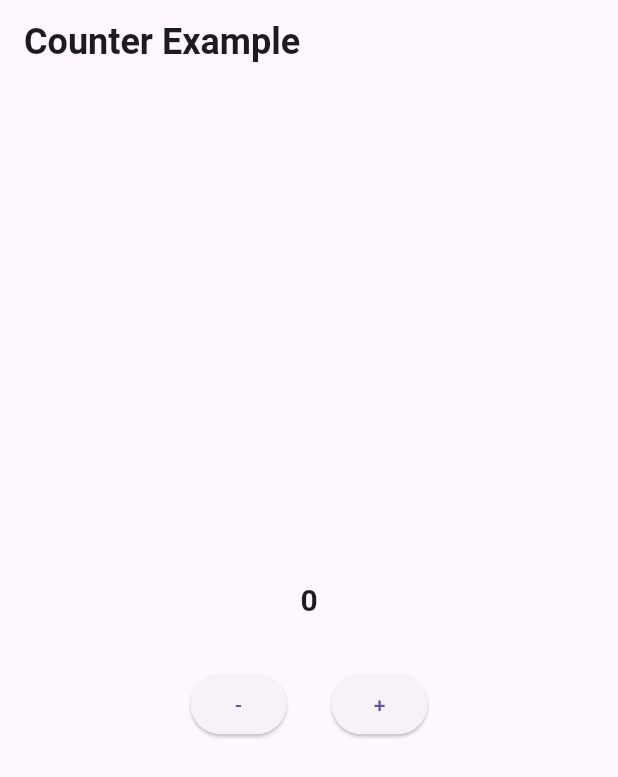
After one commit to KimCookk/flutter_practice_examples, a Flutter app: the CounterPage screen opened directly, on a phone screen of 412 x 824 dp. The commit adds this screen. Shown: the top 777 px of the screen. Run offline on Flutter 3.47's test engine with Material 3 defaults, Android fonts, the phone set to English and light mode, and no system bars.

Commit message:
feat Provider_2 예제 추가

```diff
--- a/lib/examples/11_provider/main.dart
+++ b/lib/examples/11_provider/bottom_navi/main.dart
@@ -1,6 +1,6 @@
 import 'package:flutter/material.dart';
 import 'package:flutter_practice_examples/examples/10_navigator/bottom_bar/navigator_bottom_bar_example.dart';
-import 'package:flutter_practice_examples/examples/11_provider/bottom_nav_state.dart';
+import 'package:flutter_practice_examples/examples/11_provider/bottom_navi/bottom_nav_state.dart';
 import 'package:provider/provider.dart';
 
 void main() {
--- a/lib/examples/11_provider/provider_nav_bottom_example.dart
+++ b/lib/examples/11_provider/bottom_navi/provider_nav_bottom_example.dart
@@ -1,5 +1,5 @@
 import 'package:flutter/material.dart';
-import 'package:flutter_practice_examples/examples/11_provider/bottom_nav_state.dart';
+import 'package:flutter_practice_examples/examples/11_provider/bottom_navi/bottom_nav_state.dart';
 import 'package:provider/provider.dart';
 
 class ProviderNavBottomExample extends StatelessWidget {
--- /dev/null
+++ b/lib/examples/11_provider/counter/counter_page.dart
@@ -0,0 +1,97 @@
+import 'package:flutter/material.dart';
+import 'package:provider/provider.dart';
+
+class CounterPage extends StatelessWidget {
+  const CounterPage({super.key});
+
+  @override
+  Widget build(BuildContext context) {
+    // TODO: implement build
+    return Scaffold(
+      appBar: AppBar(
+        title: Text(
+          "Counter Example",
+          style: TextStyle(
+            fontSize: 24,
+            fontWeight: FontWeight.bold,
+          ),
+        ),
+      ),
+      body: Center(
+        child: Column(
+          mainAxisAlignment: MainAxisAlignment.center,
+          children: [
+            CounterText(),
+            SizedBox(
+              height: 30,
+            ),
+            ButtonRow(),
+          ],
+        ),
+      ),
+    );
+  }
+}
+
+class CounterState extends ChangeNotifier {
+  int _count = 0;
+  int get count => _count;
+
+  void plus() {
+    _count++;
+    notifyListeners();
+  }
+
+  void minus() {
+    if (_count > 0) {
+      _count--;
+      notifyListeners();
+    }
+  }
+}
+
+class CounterText extends StatelessWidget {
+  const CounterText({super.key});
+
+  @override
+  Widget build(BuildContext context) {
+    // TODO: implement build
+    final counter = context.watch<CounterState>().count;
+    return Text(
+      '$counter',
+      style: TextStyle(
+        fontSize: 20,
+        fontWeight: FontWeight.bold,
+      ),
+    );
+  }
+}
+
+class ButtonRow extends StatelessWidget {
+  const ButtonRow({super.key});
+
+  @override
+  Widget build(BuildContext context) {
+    // TODO: implement build
+    return Row(
+      mainAxisAlignment: MainAxisAlignment.center,
+      children: [
+        ElevatedButton(
+          onPressed: () {
+            context.read<CounterState>().minus();
+          },
+          child: Text("-"),
+        ),
+        SizedBox(
+          width: 30,
+        ),
+        ElevatedButton(
+          onPressed: () {
+            context.read<CounterState>().plus();
+          },
+          child: Text("+"),
+        ),
+      ],
+    );
+  }
+}
--- /dev/null
+++ b/lib/examples/11_provider/counter/main.dart
@@ -0,0 +1,21 @@
+import 'package:flutter/material.dart';
+import 'package:flutter_practice_examples/examples/11_provider/counter/counter_page.dart';
+import 'package:provider/provider.dart';
+
+void main() {
+  runApp(MyApp());
+}
+
+class MyApp extends StatelessWidget {
+  const MyApp({super.key});
+
+  @override
+  Widget build(BuildContext context) {
+    // TODO: implement build
+    return MaterialApp(
+        home: ChangeNotifierProvider(
+      create: (_) => CounterState(),
+      child: CounterPage(),
+    ));
+  }
+}
```
Also changed, not shown: lib/examples/11_provider/bottom_navi/bottom_nav_state.dart (renamed from lib/examples/11_provider/bottom_nav_state.dart).
